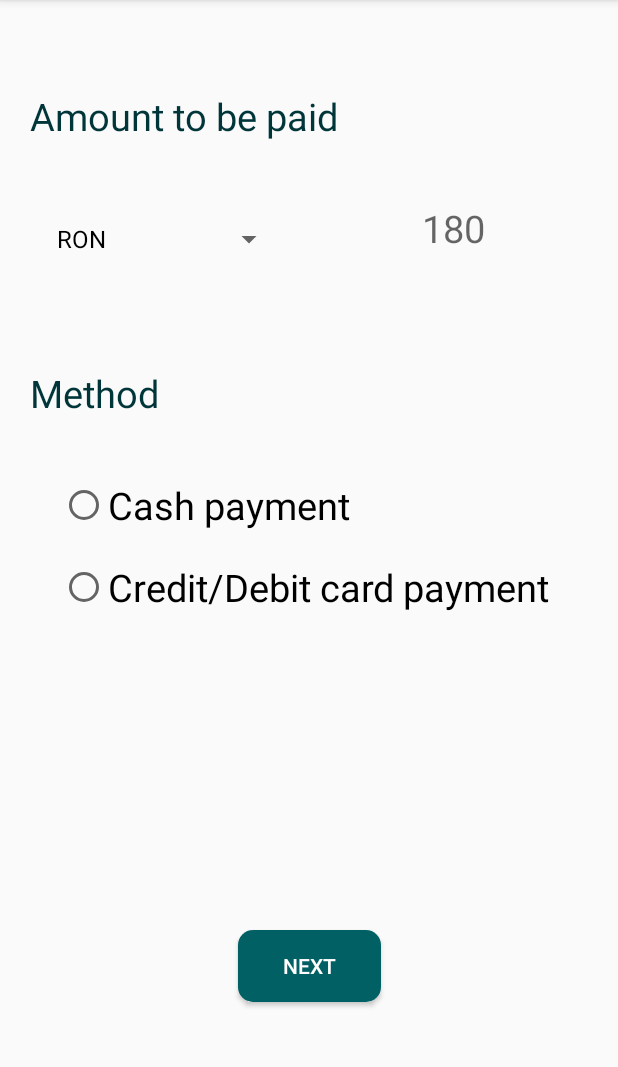
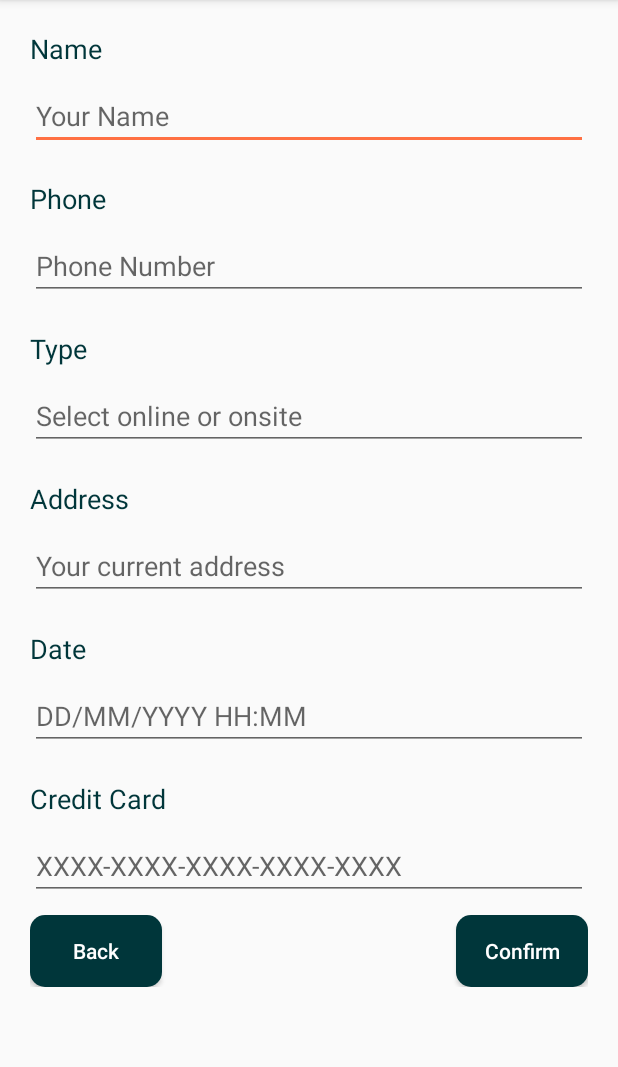
Before and after one commit to madail/ECHIPA_11_PIU_2020, an Android app: the PaymentMethodActivity screen opened directly, with no data from a screen before it, after a tap on "NEXT", on a phone screen of 412 x 824 dp, the part 84-1151 px from its top. Run offline under Robolectric (Android 15) with nearby library versions, the phone set to English and light mode, and no system bars.

Commit message:
teaching service order fontend implemented

```diff
--- a/UsToYou/app/src/main/java/com/example/ustoyou/PaymentMethodActivity.kt
+++ b/UsToYou/app/src/main/java/com/example/ustoyou/PaymentMethodActivity.kt
@@ -1,25 +1,30 @@
 package com.example.ustoyou
 
+import android.content.Intent
 import android.os.Bundle
+import android.view.View
 import android.widget.ArrayAdapter
 import android.widget.Spinner
 import androidx.appcompat.app.AppCompatActivity
 
 class PaymentMethodActivity : AppCompatActivity() {
-    val currency = arrayOf<String>("RON", "GBP", "EUR", "USD")
+    private val currency = arrayOf<String>("RON", "GBP", "EUR", "USD")
     override fun onCreate(savedInstanceState: Bundle?) {
         super.onCreate(savedInstanceState)
         setContentView(R.layout.activity_payment_method)
 
         val spinner: Spinner = findViewById(R.id.spinner)
 
-        if (spinner != null) {
         val currencyAdapter = ArrayAdapter(
             this, R.layout.support_simple_spinner_dropdown_item, currency
         )
         currencyAdapter.setDropDownViewResource(R.layout.support_simple_spinner_dropdown_item)
         spinner.adapter = currencyAdapter
     }
+
+    fun confirm(view: View) {
+        val intent = Intent(this, YourTeachingServiceConfirmation::class.java)
+        startActivity(intent)
     }
 
 
--- a/UsToYou/app/src/main/java/com/example/ustoyou/TeachingServiceDetails.kt
+++ b/UsToYou/app/src/main/java/com/example/ustoyou/TeachingServiceDetails.kt
@@ -1,5 +1,6 @@
 package com.example.ustoyou
 
+import android.content.Intent
 import android.os.Bundle
 import android.view.View
 import androidx.appcompat.app.AppCompatActivity
@@ -14,6 +15,7 @@ class TeachingServiceDetails : AppCompatActivity() {
     }
 
     fun orderNow(view: View) {
-        //TODO
+        val intent = Intent(this, YourTeachingServiceOrder::class.java)
+        startActivity(intent)
     }
 }
--- /dev/null
+++ b/UsToYou/app/src/main/java/com/example/ustoyou/YourTeachingServiceConfirmation.kt
@@ -0,0 +1,22 @@
+package com.example.ustoyou
+
+import android.content.Intent
+import androidx.appcompat.app.AppCompatActivity
+import android.os.Bundle
+import android.view.View
+
+class YourTeachingServiceConfirmation : AppCompatActivity() {
+    override fun onCreate(savedInstanceState: Bundle?) {
+        super.onCreate(savedInstanceState)
+        setContentView(R.layout.activity_your_teaching_service_confirmation)
+    }
+
+    fun order(view: View) {
+        val intent = Intent(this, ConfirmationActivity::class.java)
+        startActivity(intent)
+    }
+    fun back(view: View) {
+        val intent = Intent(this, TeachingServiceDetails::class.java)
+        startActivity(intent)
+    }
+}
--- a/UsToYou/app/src/main/res/layout/activity_confirmation.xml
+++ b/UsToYou/app/src/main/res/layout/activity_confirmation.xml
@@ -21,7 +21,7 @@
         android:id="@+id/confirm"
         android:layout_width="wrap_content"
         android:layout_height="wrap_content"
-        android:text="Your order is confirmed"
+        android:text="@string/your_order_is_confirmed"
         android:textColor="@color/primaryDarkColor"
         android:textSize="25sp"
         android:layout_marginTop="20dp"
@@ -32,7 +32,7 @@
     <TextView
         android:layout_width="wrap_content"
         android:layout_height="wrap_content"
-        android:text="Waiting for provider(s) approval"
+        android:text="@string/waiting_for_provider_s_approval"
         android:textColor="@color/primaryDarkColor"
         android:textSize="25sp"
         app:layout_constraintLeft_toLeftOf="parent"
@@ -50,7 +50,7 @@
         android:paddingStart="30dp"
         android:paddingEnd="30dp"
         android:layout_marginBottom="70dp"
-        android:text="Place another order"
+        android:text="@string/place_another_order"
         android:textColor="@color/white"
         app:layout_constraintEnd_toEndOf="parent"
         app:layout_constraintStart_toStartOf="parent"
--- a/UsToYou/app/src/main/res/layout/activity_declined.xml
+++ b/UsToYou/app/src/main/res/layout/activity_declined.xml
@@ -20,7 +20,7 @@
         android:id="@+id/confirm"
         android:layout_width="wrap_content"
         android:layout_height="wrap_content"
-        android:text="Your payment is declined"
+        android:text="@string/your_payment_is_declined"
         android:textColor="@color/primaryDarkColor"
         android:textSize="25sp"
         android:layout_marginTop="20dp"
@@ -40,7 +40,7 @@
         android:paddingStart="30dp"
         android:paddingEnd="30dp"
         android:layout_marginBottom="70dp"
-        android:text="Retry payment"
+        android:text="@string/retry_payment"
         android:textColor="@color/white"
         app:layout_constraintEnd_toEndOf="parent"
         app:layout_constraintStart_toStartOf="parent"
--- a/UsToYou/app/src/main/res/layout/activity_payment_method.xml
+++ b/UsToYou/app/src/main/res/layout/activity_payment_method.xml
@@ -10,9 +10,9 @@
         android:id="@+id/textViewAmount"
         android:layout_width="match_parent"
         android:layout_height="wrap_content"
-        android:gravity="left"
-        android:layout_marginLeft="20dp"
-        android:text="Amount to be paid"
+        android:gravity="start"
+        android:layout_marginStart="20dp"
+        android:text="@string/amount_to_be_paid"
         app:layout_constraintTop_toTopOf="parent"
         android:layout_marginTop="60dp"
         android:textColor="@color/primaryDarkColor"
@@ -23,9 +23,9 @@
         android:id="@+id/spinner"
         android:layout_width="160dp"
         android:layout_height="50dp"
-        android:layout_marginLeft="30dp"
+        android:layout_marginStart="30dp"
         android:layout_marginTop="40dp"
-        android:textSize="18dp"
+        android:textSize="18sp"
         android:textStyle="bold"
         app:layout_constraintLeft_toLeftOf="parent"
         app:layout_constraintTop_toBottomOf="@+id/textViewAmount"
@@ -35,8 +35,8 @@
         android:id="@+id/textAmount"
         android:layout_width="160dp"
         android:layout_height="50dp"
-        android:layout_marginRight="30dp"
-        android:hint="180"
+        android:layout_marginEnd="30dp"
+        android:hint="@string/_180"
         android:textAlignment="center"
         app:layout_constraintTop_toBottomOf="@id/textViewAmount"
         app:layout_constraintRight_toRightOf="parent"
@@ -49,9 +49,9 @@
         android:id="@+id/textViewMethod"
         android:layout_width="match_parent"
         android:layout_height="wrap_content"
-        android:gravity="left"
-        android:layout_marginLeft="20dp"
-        android:text="Method"
+        android:gravity="start"
+        android:layout_marginStart="20dp"
+        android:text="@string/method"
         app:layout_constraintTop_toBottomOf="@id/spinner"
         android:layout_marginTop="60dp"
         android:textColor="@color/primaryDarkColor"
@@ -64,18 +64,19 @@
         app:layout_constraintTop_toBottomOf="@id/textViewMethod"
         android:layout_marginTop="40dp"
         app:layout_constraintLeft_toLeftOf="parent"
-        android:layout_marginLeft="40dp"
+        android:layout_marginStart="40dp"
         tools:ignore="MissingConstraints">
         <RadioButton
             android:id="@+id/cash"
-            android:text="Cash payment"
-            android:textSize="25dp"
+            android:text="@string/cash_payment"
+            android:textSize="25sp"
+            android:checked="true"
             android:layout_width="wrap_content"
             android:layout_height="wrap_content"/>
         <RadioButton
             android:id="@+id/card"
-            android:text="Credit/Debit card payment"
-            android:textSize="25dp"
+            android:text="@string/credit_debit_card_payment"
+            android:textSize="25sp"
             android:layout_marginTop="20dp"
             android:layout_width="wrap_content"
             android:layout_height="wrap_content"/>
@@ -87,10 +88,10 @@
         android:layout_height="wrap_content"
         android:layout_marginBottom="100dp"
         android:background="@drawable/radius_primary_button"
-        android:onClick="goToPayment"
+        android:onClick="confirm"
         android:paddingStart="30dp"
         android:paddingEnd="30dp"
-        android:text="Next"
+        android:text="@string/next"
         android:textColor="@color/white"
         app:layout_constraintEnd_toEndOf="parent"
         app:layout_constraintStart_toStartOf="parent"
--- /dev/null
+++ b/UsToYou/app/src/main/res/layout/activity_your_teaching_service_confirmation.xml
@@ -0,0 +1,197 @@
+<?xml version="1.0" encoding="utf-8"?>
+<ScrollView xmlns:android="http://schemas.android.com/apk/res/android"
+    xmlns:app="http://schemas.android.com/apk/res-auto"
+    xmlns:tools="http://schemas.android.com/tools"
+    android:layout_width="match_parent"
+    android:layout_height="match_parent"
+    tools:context=".YourTeachingServiceConfirmation">
+
+    <LinearLayout
+        android:layout_width="match_parent"
+        android:layout_height="wrap_content"
+        android:paddingBottom="20dp"
+        android:orientation="vertical">
+
+        <TextView
+            android:id="@+id/yourTeachingOrderConfirmationNameText"
+            android:layout_width="match_parent"
+            android:layout_height="wrap_content"
+            android:text="@string/name"
+            android:textColor="@color/primaryDarkColor"
+            android:layout_marginTop="20dp"
+            android:layout_marginEnd="20dp"
+            android:layout_marginStart="20dp"
+            android:textSize="18sp"/>
+
+        <EditText
+            android:id="@+id/yourTeachingOrderConfirmationNameEditText"
+            android:layout_width="match_parent"
+            android:layout_height="wrap_content"
+            android:ems="10"
+            android:textColor="@color/primaryDarkColor"
+            android:layout_marginTop="10dp"
+            android:layout_marginEnd="20dp"
+            android:layout_marginStart="20dp"
+            android:inputType="text"
+            android:textSize="18sp"
+            android:hint="@string/your_name"/>
+
+        <TextView
+            android:id="@+id/yourTeachingOrderConfirmationPhoneText"
+            android:layout_width="match_parent"
+            android:layout_height="wrap_content"
+            android:text="@string/phone"
+            android:textColor="@color/primaryDarkColor"
+            android:layout_marginTop="20dp"
+            android:layout_marginEnd="20dp"
+            android:layout_marginStart="20dp"
+            android:textSize="18sp"/>
+
+        <EditText
+            android:id="@+id/yourTeachingOrderConfirmationPhoneEditText"
+            android:layout_width="match_parent"
+            android:layout_height="wrap_content"
+            android:ems="10"
+            android:textColor="@color/primaryDarkColor"
+            android:layout_marginTop="10dp"
+            android:layout_marginEnd="20dp"
+            android:layout_marginStart="20dp"
+            android:textSize="18sp"
+            android:inputType="phone"
+            android:hint="@string/phone_number"/>
+
+        <TextView
+            android:id="@+id/yourTeachingOrderConfirmationTypeText"
+            android:layout_width="match_parent"
+            android:layout_height="wrap_content"
+            android:text="@string/type"
+            android:textColor="@color/primaryDarkColor"
+            android:layout_marginTop="20dp"
+            android:layout_marginEnd="20dp"
+            android:layout_marginStart="20dp"
+            android:textSize="18sp"/>
+
+        <EditText
+            android:id="@+id/yourTeachingOrderConfirmationTypeEditText"
+            android:layout_width="match_parent"
+            android:layout_height="wrap_content"
+            android:ems="10"
+            android:textColor="@color/primaryDarkColor"
+            android:layout_marginTop="10dp"
+            android:layout_marginEnd="20dp"
+            android:layout_marginStart="20dp"
+            android:textSize="18sp"
+            android:hint="@string/select_online_or_onsite"/>
+
+        <TextView
+            android:id="@+id/yourTeachingOrderConfirmationAddressText"
+            android:layout_width="match_parent"
+            android:layout_height="wrap_content"
+            android:text="@string/address"
+            android:textColor="@color/primaryDarkColor"
+            android:layout_marginTop="20dp"
+            android:layout_marginEnd="20dp"
+            android:layout_marginStart="20dp"
+            android:textSize="18sp"/>
+
+        <EditText
+            android:id="@+id/yourTeachingOrderConfirmationAddressEditText"
+            android:layout_width="match_parent"
+            android:layout_height="wrap_content"
+            android:ems="10"
+            android:inputType="text"
+            android:textColor="@color/primaryDarkColor"
+            android:layout_marginTop="10dp"
+            android:layout_marginEnd="20dp"
+            android:layout_marginStart="20dp"
+            android:textSize="18sp"
+            android:hint="@string/your_current_address"/>
+
+        <TextView
+            android:id="@+id/yourTeachingOrderConfirmationDateText"
+            android:layout_width="match_parent"
+            android:layout_height="wrap_content"
+            android:text="@string/date"
+            android:textColor="@color/primaryDarkColor"
+            android:layout_marginTop="20dp"
+            android:layout_marginEnd="20dp"
+            android:layout_marginStart="20dp"
+            android:textSize="18sp"/>
+
+        <EditText
+            android:id="@+id/yourTeachingOrderConfirmationDateEditText"
+            android:layout_width="match_parent"
+            android:layout_height="wrap_content"
+            android:ems="10"
+            android:inputType="date"
+            android:textColor="@color/primaryDarkColor"
+            android:layout_marginTop="10dp"
+            android:layout_marginEnd="20dp"
+            android:layout_marginStart="20dp"
+            android:textSize="18sp"
+            android:hint="@string/dd_mm_yyyy_hh_mm"/>
+
+        <TextView
+            android:id="@+id/yourTeachingOrderConfirmationCreditCardText"
+            android:layout_width="match_parent"
+            android:layout_height="wrap_content"
+            android:text="@string/credit_card"
+            android:textColor="@color/primaryDarkColor"
+            android:layout_marginTop="20dp"
+            android:layout_marginEnd="20dp"
+            android:layout_marginStart="20dp"
+            android:textSize="18sp"/>
+
+        <EditText
+            android:id="@+id/yourTeachingOrderConfirmationCreditCardEditText"
+            android:layout_width="match_parent"
+            android:layout_height="wrap_content"
+            android:ems="10"
+            android:inputType="date"
+            android:textColor="@color/primaryDarkColor"
+            android:layout_marginTop="10dp"
+            android:layout_marginEnd="20dp"
+            android:layout_marginStart="20dp"
+            android:textSize="18sp"
+            android:hint="@string/xxxx_xxxx_xxxx_xxxx_xxxx"/>
+
+        <FrameLayout
+            android:layout_width="match_parent"
+            android:layout_height="wrap_content"
+            android:layout_marginTop="10dp"
+            android:layout_marginEnd="20dp"
+            android:layout_marginStart="20dp"
+            android:orientation="horizontal">
+
+            <Button
+                android:id="@+id/yourTeachingOrderConfirmationBackButton"
+                android:layout_width="wrap_content"
+                android:layout_height="wrap_content"
+                android:text="@string/back"
+                android:onClick="back"
+                android:textAllCaps="false"
+                android:layout_gravity="start"
+                android:background="@drawable/radius_dark_button"
+                android:textColor="@color/white"
+                android:padding="10dp"
+                />
+
+            <Button
+                android:id="@+id/yourTeachingOrderConfirmationConfirmButton"
+                android:layout_width="wrap_content"
+                android:layout_height="wrap_content"
+                android:layout_gravity="end"
+                android:background="@drawable/radius_dark_button"
+                android:onClick="order"
+                android:padding="10dp"
+                android:text="@string/confirm"
+                android:textAllCaps="false"
+                android:textColor="@color/white" />
+
+
+        </FrameLayout>
+
+
+    </LinearLayout>
+
+</ScrollView>
--- a/UsToYou/app/src/main/res/values/strings.xml
+++ b/UsToYou/app/src/main/res/values/strings.xml
@@ -26,4 +26,30 @@
     <string name="price">Price:</string>
     <string name="first_price">10$</string>
     <string name="order_now">Order Now</string>
+    <string name="name">Name</string>
+    <string name="your_name">Your Name</string>
+    <string name="phone">Phone</string>
+    <string name="phone_number">Phone Number</string>
+    <string name="type">Type</string>
+    <string name="select_online_or_onsite">Select online or onsite</string>
+    <string name="address">Address</string>
+    <string name="your_current_address">Your current address</string>
+    <string name="date">Date</string>
+    <string name="dd_mm_yyyy_hh_mm">DD/MM/YYYY HH:MM</string>
+    <string name="payment_method">Payment Method</string>
+    <string name="credit_card">Credit Card</string>
+    <string name="xxxx_xxxx_xxxx_xxxx_xxxx">XXXX-XXXX-XXXX-XXXX-XXXX</string>
+    <string name="confirm">Confirm</string>
+    <string name="back">Back</string>
+    <string name="amount_to_be_paid">Amount to be paid</string>
+    <string name="_180">180</string>
+    <string name="method">Method</string>
+    <string name="cash_payment">Cash payment</string>
+    <string name="credit_debit_card_payment">Credit/Debit card payment</string>
+    <string name="next">Next</string>
+    <string name="your_order_is_confirmed">Your order is confirmed</string>
+    <string name="waiting_for_provider_s_approval">Waiting for provider(s) approval</string>
+    <string name="place_another_order">Place another order</string>
+    <string name="your_payment_is_declined">Your payment is declined</string>
+    <string name="retry_payment">Retry payment</string>
 </resources>
```
Also changed, not shown: UsToYou/app/src/main/AndroidManifest.xml (+9 -1 lines), UsToYou/app/src/main/java/com/example/ustoyou/ConfirmationActivity.kt (added, +18 -0 lines), UsToYou/app/src/main/java/com/example/ustoyou/DeclinedActivity.kt (added, +18 -0 lines), UsToYou/app/src/main/java/com/example/ustoyou/YourTeachingServiceOrder.kt (added, +19 -0 lines), UsToYou/app/src/main/res/layout/activity_your_teaching_service_order.xml (added, +148 -0 lines). Lines whose indentation alone changed are shown as unchanged.
